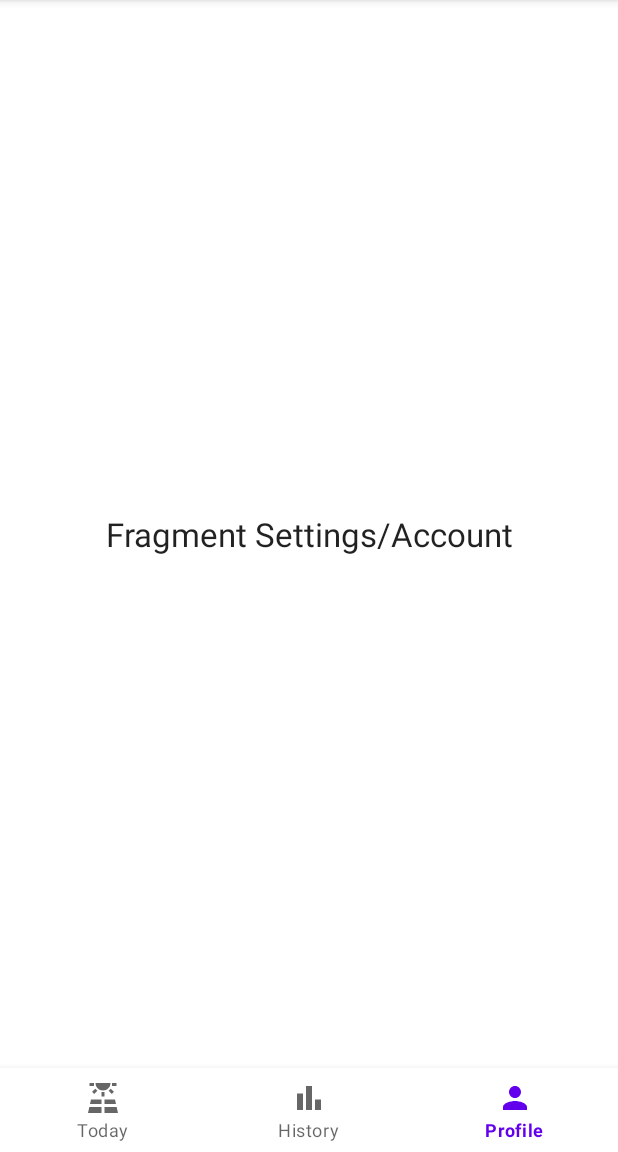
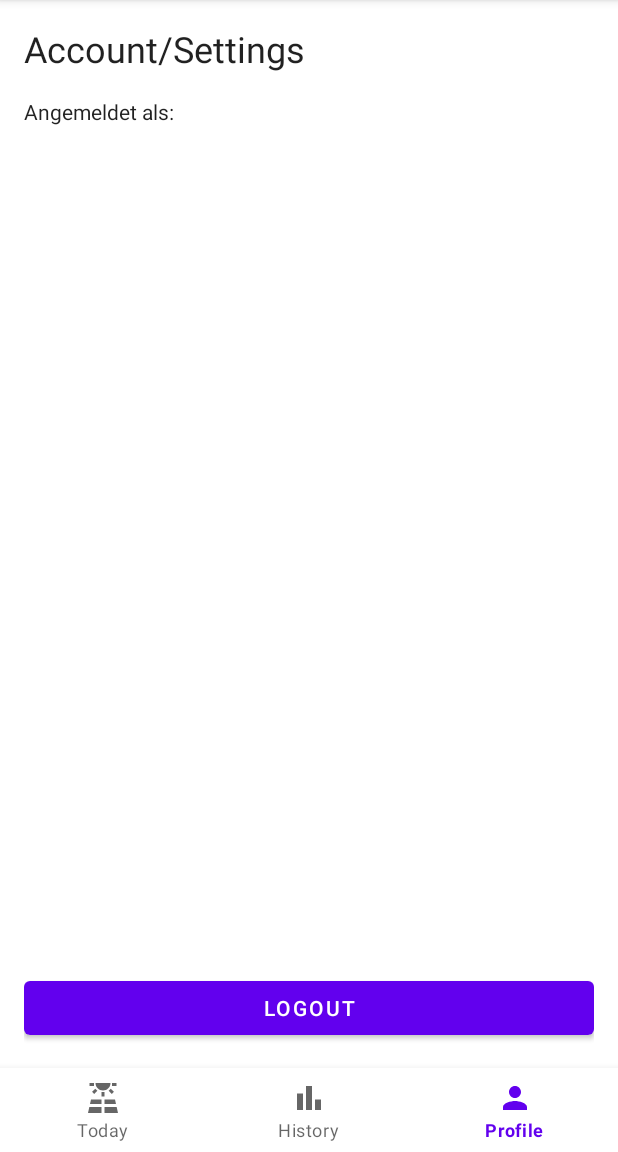
Before and after one commit to cfleschhut/Kotlin-Android-Training-SolarData-App, an Android app: the HomeFragment screen opened directly, with no data from a screen before it, item 3 of the bottom bar chosen, on a phone screen of 412 x 824 dp, the part 84-1236 px from its top. Run offline under Robolectric (Android 15) with nearby library versions, the phone set to English and light mode, and no system bars.

Commit message:
When signed-in skip Login/go directly to Main activity Store user email in SharedPreferences Add logout button to Settings fragment Display signed-in user info in Settings

```diff
--- a/app/src/main/java/com/christianfleschhut/solardata/HomeFragment.kt
+++ b/app/src/main/java/com/christianfleschhut/solardata/HomeFragment.kt
@@ -9,7 +9,7 @@ import androidx.lifecycle.ViewModelProvider
 import com.christianfleschhut.solardata.data.Device
 import com.christianfleschhut.solardata.databinding.FragmentHomeBinding
 
-class HomeFragment : Fragment(R.layout.fragment_home) {
+class HomeFragment : Fragment() {
 
     private var _binding: FragmentHomeBinding? = null
     private val binding get() = _binding!!
--- a/app/src/main/java/com/christianfleschhut/solardata/MainViewModel.kt
+++ b/app/src/main/java/com/christianfleschhut/solardata/MainViewModel.kt
@@ -1,6 +1,7 @@
 package com.christianfleschhut.solardata
 
 import android.app.Application
+import android.preference.PreferenceManager
 import androidx.lifecycle.AndroidViewModel
 import androidx.lifecycle.LiveData
 import androidx.lifecycle.MutableLiveData
@@ -9,7 +10,9 @@ import com.christianfleschhut.solardata.data.Device
 import com.christianfleschhut.solardata.data.DeviceRepository
 import kotlinx.coroutines.delay
 
-class MainViewModel(app: Application) : AndroidViewModel(app) {
+const val PREF_KEY_USER = "user_email"
+
+class MainViewModel(val app: Application) : AndroidViewModel(app) {
 
     private val deviceRepository: DeviceRepository = DeviceRepository()
 
@@ -26,4 +29,36 @@ class MainViewModel(app: Application) : AndroidViewModel(app) {
 
         _isLoading.value = false
     }
+
+    val userInfo: MutableLiveData<String?> = MutableLiveData(
+        getStoredPreference(PREF_KEY_USER)
+    )
+
+    private fun getStoredPreference(key: String): String? {
+        return PreferenceManager.getDefaultSharedPreferences(app)
+            .getString(key, "")
+    }
+
+    private fun storePreference(key: String, value: String) {
+        PreferenceManager.getDefaultSharedPreferences(app)
+            .edit()
+            .putString(key, value)
+            .apply()
+    }
+
+    fun storeUserInfo(value: String) {
+        userInfo.value = value
+        storePreference(PREF_KEY_USER, value)
+    }
+
+    private fun resetPreference(key: String) {
+        PreferenceManager.getDefaultSharedPreferences(app)
+            .edit()
+            .remove(key)
+            .apply()
+    }
+    fun resetUserInfo() {
+        userInfo.value = null
+        resetPreference(PREF_KEY_USER)
+    }
 }
--- a/app/src/main/java/com/christianfleschhut/solardata/SettingsFragment.kt
+++ b/app/src/main/java/com/christianfleschhut/solardata/SettingsFragment.kt
@@ -1,7 +1,48 @@
 package com.christianfleschhut.solardata
 
+import android.content.Intent
+import android.os.Bundle
+import android.view.LayoutInflater
+import android.view.View
+import android.view.ViewGroup
 import androidx.fragment.app.Fragment
+import androidx.fragment.app.viewModels
+import com.christianfleschhut.solardata.databinding.FragmentSettingsBinding
 
-class SettingsFragment : Fragment(R.layout.fragment_settings) {
+class SettingsFragment : Fragment() {
 
+    private var _binding: FragmentSettingsBinding? = null
+    private val binding get() = _binding!!
+
+    private val viewModel: MainViewModel by viewModels()
+
+    override fun onCreateView(
+        inflater: LayoutInflater, container: ViewGroup?,
+        savedInstanceState: Bundle?
+    ): View? {
+        _binding = FragmentSettingsBinding.inflate(inflater, container, false)
+        return binding.root
+    }
+
+    override fun onViewCreated(view: View, savedInstanceState: Bundle?) {
+        super.onViewCreated(view, savedInstanceState)
+
+        binding.tvUserInfo.text = getString(R.string.settings_username, viewModel.userInfo.value)
+
+        binding.btnLogout.setOnClickListener {
+            viewModel.resetUserInfo()
+
+            activity?.run {
+                startActivity(
+                    Intent(this, LoginActivity::class.java)
+                )
+            }
+
+        }
+    }
+
+    override fun onDestroyView() {
+        super.onDestroyView()
+        _binding = null
+    }
 }
--- a/app/src/main/res/layout/fragment_settings.xml
+++ b/app/src/main/res/layout/fragment_settings.xml
@@ -2,17 +2,42 @@
 <androidx.constraintlayout.widget.ConstraintLayout xmlns:android="http://schemas.android.com/apk/res/android"
     xmlns:app="http://schemas.android.com/apk/res-auto"
     android:layout_width="match_parent"
-    android:layout_height="match_parent">
+    android:layout_height="match_parent"
+    android:padding="16dp">
 
-    <TextView
-        android:id="@+id/textView"
-        android:layout_width="wrap_content"
+    <LinearLayout
+        android:layout_width="match_parent"
         android:layout_height="wrap_content"
-        android:text="Fragment Settings/Account"
-        android:textAppearance="@style/TextAppearance.AppCompat.Large"
+        android:orientation="vertical"
+        app:layout_constraintStart_toStartOf="parent"
+        app:layout_constraintTop_toTopOf="parent">
+
+        <TextView
+            android:id="@+id/tvHeadline"
+            android:layout_width="wrap_content"
+            android:layout_height="wrap_content"
+            android:layout_marginBottom="16dp"
+            android:text="Account/Settings"
+            android:textAppearance="@style/TextAppearance.AppCompat.Headline"
+            app:layout_constraintStart_toStartOf="parent"
+            app:layout_constraintTop_toTopOf="parent" />
+
+        <TextView
+            android:id="@+id/tvUserInfo"
+            android:layout_width="wrap_content"
+            android:layout_height="wrap_content"
+            android:text="@string/settings_username"
+            android:textAppearance="@style/TextAppearance.AppCompat.Body1" />
+
+    </LinearLayout>
+
+    <Button
+        android:id="@+id/btnLogout"
+        android:layout_width="0dp"
+        android:layout_height="wrap_content"
+        android:text="Logout"
         app:layout_constraintBottom_toBottomOf="parent"
         app:layout_constraintEnd_toEndOf="parent"
-        app:layout_constraintStart_toStartOf="parent"
-        app:layout_constraintTop_toTopOf="parent" />
+        app:layout_constraintStart_toStartOf="parent" />
 
 </androidx.constraintlayout.widget.ConstraintLayout>
--- a/app/src/main/res/values/strings.xml
+++ b/app/src/main/res/values/strings.xml
@@ -1,3 +1,4 @@
 <resources>
     <string name="app_name">SolarData</string>
+    <string name="settings_username">Angemeldet als: %s</string>
 </resources>
```
Also changed, not shown: app/src/main/java/com/christianfleschhut/solardata/LoginActivity.kt (+13 -3 lines).
